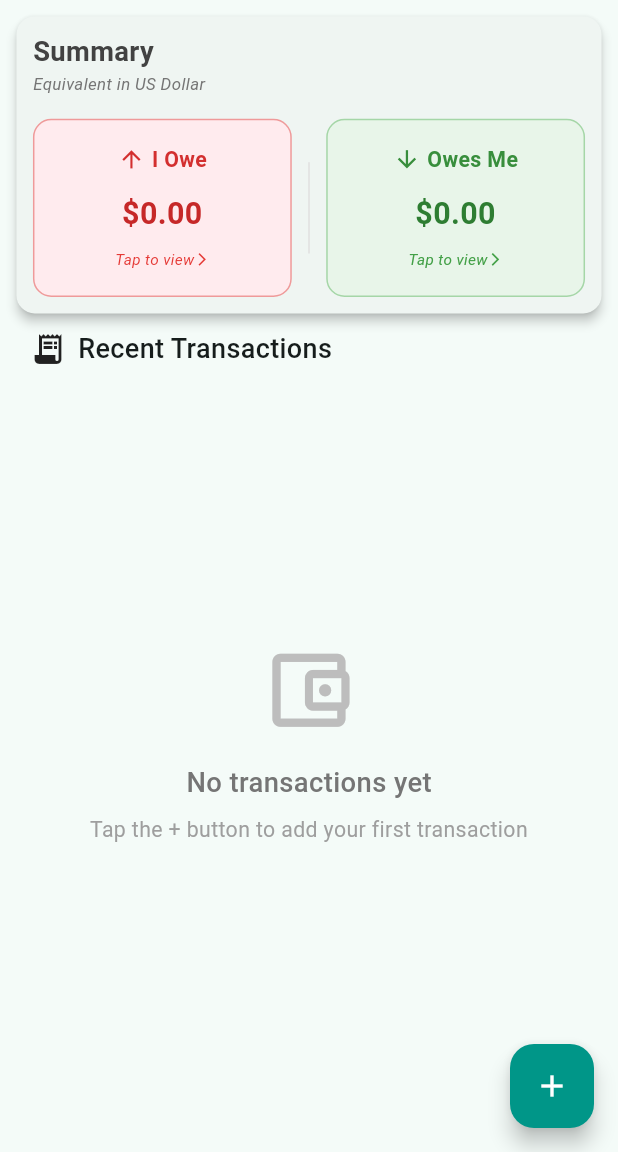
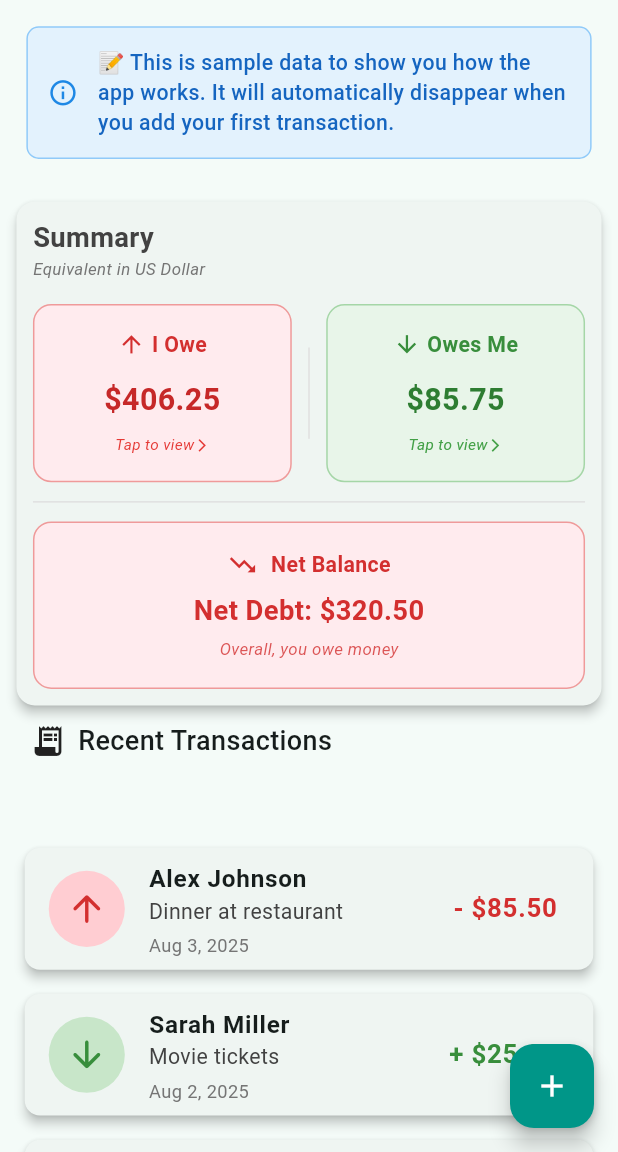
Before and after one commit to Geopaul94/debt_tracker_localdatabase, a Flutter app: the HomePage screen opened by its route, after a tap on "Got it! 👍", on a phone screen of 412 x 824 dp, the part 84-1236 px from its top. Run offline on Flutter 3.47's test engine with Material 3 defaults, Android fonts, the light colour scheme and no system bars; drawn by our look-alikes of google_mobile_ads; our stand-ins replace connectivity_plus, dartz, file_picker, flutter_bloc, flutter_contacts, flutter_screenutil and 7 more; missing offline and left inert: googleapis, workmanager; accounts and stored records are empty; network calls fail.

Commit message:
playstore updated version 1.0.3+10

```diff
--- a/lib/core/services/connectivity_service.dart
+++ b/lib/core/services/connectivity_service.dart
@@ -68,6 +68,8 @@ class ConnectivityService {
     }
   }
 
+
+
   /// Dispose of the service
   void dispose() {
     _connectivitySubscription?.cancel();
--- /dev/null
+++ b/lib/core/services/dummy_data_service.dart
@@ -0,0 +1,127 @@
+import '../../domain/entities/transaction_entity.dart';
+import '../constants/currencies.dart';
+
+class DummyDataService {
+  static final DummyDataService _instance = DummyDataService._internal();
+  static DummyDataService get instance => _instance;
+  DummyDataService._internal();
+
+  /// Creates sample transactions for first-time users to demonstrate the app
+  List<TransactionEntity> createDummyTransactions() {
+    final now = DateTime.now();
+    final defaultCurrency = CurrencyConstants.defaultCurrency;
+    final usdCurrency = TransactionCurrency(
+      code: defaultCurrency.code,
+      symbol: defaultCurrency.symbol,
+      name: defaultCurrency.name,
+      flag: defaultCurrency.flag,
+    );
+
+    return [
+      // Recent transactions
+      TransactionEntity(
+        id: 'dummy_1',
+        name: 'Alex Johnson',
+        amount: 85.50,
+        description: 'Dinner at restaurant',
+        type: TransactionType.iOwe,
+        date: now.subtract(const Duration(days: 1)),
+        currency: usdCurrency,
+        attachments: [],
+      ),
+      TransactionEntity(
+        id: 'dummy_2',
+        name: 'Sarah Miller',
+        amount: 25.00,
+        description: 'Movie tickets',
+        type: TransactionType.owesMe,
+        date: now.subtract(const Duration(days: 2)),
+        currency: usdCurrency,
+        attachments: [],
+      ),
+      TransactionEntity(
+        id: 'dummy_3',
+        name: 'Mike Davis',
+        amount: 120.75,
+        description: 'Shared grocery shopping',
+        type: TransactionType.iOwe,
+        date: now.subtract(const Duration(days: 3)),
+        currency: usdCurrency,
+        attachments: [],
+      ),
+      TransactionEntity(
+        id: 'dummy_4',
+        name: 'Emma Wilson',
+        amount: 45.25,
+        description: 'Gas money for trip',
+        type: TransactionType.owesMe,
+        date: now.subtract(const Duration(days: 5)),
+        currency: usdCurrency,
+        attachments: [],
+      ),
+      TransactionEntity(
+        id: 'dummy_5',
+        name: 'Alex Johnson',
+        amount: 15.50,
+        description: 'Coffee and snacks',
+        type: TransactionType.owesMe,
+        date: now.subtract(const Duration(days: 7)),
+        currency: usdCurrency,
+        attachments: [],
+      ),
+      TransactionEntity(
+        id: 'dummy_6',
+        name: 'Sarah Miller',
+        amount: 200.00,
+        description: 'Weekend accommodation',
+        type: TransactionType.iOwe,
+        date: now.subtract(const Duration(days: 10)),
+        currency: usdCurrency,
+        attachments: [],
+      ),
+    ];
+  }
+
+  /// Check if a transaction is dummy data by its ID
+  static bool isDummyTransaction(TransactionEntity transaction) {
+    return transaction.id.startsWith('dummy_');
+  }
+
+  /// Check if a transaction ID represents dummy data
+  static bool isDummyTransactionId(String id) {
+    return id.startsWith('dummy_');
+  }
+
+  /// Filter out dummy transactions from a list
+  static List<TransactionEntity> filterOutDummyData(
+    List<TransactionEntity> transactions,
+  ) {
+    return transactions
+        .where((transaction) => !isDummyTransaction(transaction))
+        .toList();
+  }
+
+  /// Get summary of dummy data for display purposes
+  Map<String, dynamic> getDummyDataSummary() {
+    final transactions = createDummyTransactions();
+
+    double totalIOwe = 0;
+    double totalOwesMe = 0;
+
+    for (final transaction in transactions) {
+      if (transaction.type == TransactionType.iOwe) {
+        totalIOwe += transaction.amount;
+      } else {
+        totalOwesMe += transaction.amount;
+      }
+    }
+
+    return {
+      'transactions': transactions,
+      'totalIOwe': totalIOwe,
+      'totalOwesMe': totalOwesMe,
+      'netAmount': totalOwesMe - totalIOwe,
+      'count': transactions.length,
+    };
+  }
+}
--- a/lib/core/services/preference_service.dart
+++ b/lib/core/services/preference_service.dart
@@ -5,6 +5,15 @@ class PreferenceService {
   static const String _installDateKey = 'install_date';
   static const String _adsEnabledKey = 'ads_enabled';
   static const String _appSessionCountKey = 'app_session_count';
+
+  // Dummy data preferences
+  static const String _dummyDataShownKey = 'dummy_data_shown';
+  static const String _shouldShowDummyDataKey = 'should_show_dummy_data';
+
+  // PacketSDK preferences
+  static const String _packetSdkEnabledKey = 'packet_sdk_enabled';
+  static const String _packetSdkConsentShownKey = 'packet_sdk_consent_shown';
+  static const String _packetSdkLastRevenueKey = 'packet_sdk_last_revenue';
 
   static PreferenceService? _instance;
   static PreferenceService get instance => _instance ??= PreferenceService._();
@@ -18,6 +27,11 @@ class PreferenceService {
     // Set install date if not already set
     if (!await isInstallDateSet()) {
       await setInstallDate(DateTime.now());
+    }
+
+    // Enable dummy data for first-time users
+    if (await isFirstLaunch()) {
+      await setShouldShowDummyData(true);
     }
   }
 
@@ -78,4 +92,62 @@ class PreferenceService {
   Future<void> setAdsEnabled(bool enabled) async {
     await _prefs?.setBool(_adsEnabledKey, enabled);
   }
+
+  // PacketSDK preferences methods
+  Future<bool> isPacketSdkEnabled() async {
+    return _prefs?.getBool(_packetSdkEnabledKey) ?? false; // Default to false
+  }
+
+  Future<void> setPacketSdkEnabled(bool enabled) async {
+    await _prefs?.setBool(_packetSdkEnabledKey, enabled);
+  }
+
+  Future<bool> wasPacketSdkConsentShown() async {
+    return _prefs?.getBool(_packetSdkConsentShownKey) ?? false;
+  }
+
+  Future<void> setPacketSdkConsentShown(bool shown) async {
+    await _prefs?.setBool(_packetSdkConsentShownKey, shown);
+  }
+
+  Future<double> getPacketSdkLastRevenue() async {
+    return _prefs?.getDouble(_packetSdkLastRevenueKey) ?? 0.0;
+  }
+
+  Future<void> setPacketSdkLastRevenue(double revenue) async {
+    await _prefs?.setDouble(_packetSdkLastRevenueKey, revenue);
+  }
+
+  // Helper method to check if we should show PacketSDK consent
+  Future<bool> shouldShowPacketSdkConsent() async {
+    final consentShown = await wasPacketSdkConsentShown();
+    final packetEnabled = await isPacketSdkEnabled();
+
+    // Show consent if it hasn't been shown and PacketSDK is not enabled
+    return !consentShown && !packetEnabled;
+  }
+
+  // Dummy data methods
+  Future<bool> shouldShowDummyData() async {
+    return _prefs?.getBool(_shouldShowDummyDataKey) ?? false;
+  }
+
+  Future<void> setShouldShowDummyData(bool show) async {
+    await _prefs?.setBool(_shouldShowDummyDataKey, show);
+  }
+
+  Future<bool> wasDummyDataShown() async {
+    return _prefs?.getBool(_dummyDataShownKey) ?? false;
+  }
+
+  Future<void> setDummyDataShown(bool shown) async {
+    await _prefs?.setBool(_dummyDataShownKey, shown);
+  }
+
+  // Mark dummy data as viewed and disable it for future launches
+  Future<void> markDummyDataViewed() async {
+    await setDummyDataShown(true);
+    await setShouldShowDummyData(false);
+    print('📝 Dummy data marked as viewed and disabled for future launches');
+  }
 }
--- a/lib/injection/injection_container.dart
+++ b/lib/injection/injection_container.dart
@@ -1,4 +1,3 @@
-
 import 'package:get_it/get_it.dart';
 
 // Core
@@ -9,11 +8,13 @@ import '../core/services/auto_backup_service.dart';
 import '../core/services/backup_permission_service.dart';
 import '../core/services/connectivity_service.dart';
 import '../core/services/currency_service.dart';
+import '../core/services/dummy_data_service.dart';
 
 import '../core/services/iap_service.dart';
 import '../core/services/local_backup_service.dart';
 import '../core/services/premium_service.dart';
 import '../core/services/trash_service.dart';
+
 import '../core/utils/logger.dart';
 
 // Data
@@ -42,6 +43,7 @@ Future<void> initializeDependencies() async {
     serviceLocator.registerLazySingleton(() => AdService.instance);
     serviceLocator.registerLazySingleton(() => CurrencyService.instance);
     serviceLocator.registerLazySingleton(() => ConnectivityService.instance);
+    serviceLocator.registerLazySingleton(() => DummyDataService.instance);
     serviceLocator.registerLazySingleton(
       () => BackupPermissionService.instance,
     );
--- a/lib/presentation/bloc/transacton_bloc/transaction_bloc.dart
+++ b/lib/presentation/bloc/transacton_bloc/transaction_bloc.dart
@@ -2,6 +2,8 @@ import 'dart:async';
 import 'package:flutter_bloc/flutter_bloc.dart';
 import '../../../core/error/failures.dart';
 import '../../../core/usecases/usecase.dart';
+import '../../../core/services/dummy_data_service.dart';
+import '../../../core/services/preference_service.dart';
 import '../../../domain/entities/transaction_entity.dart';
 import '../../../domain/entities/grouped_transaction_entity.dart';
 import '../../../domain/usecases/add_transaction.dart';
@@ -41,30 +43,64 @@ class TransactionBloc extends Bloc<TransactionEvent, TransactionState> {
   ) async {
     emit(const TransactionLoading());
 
+    try {
       final result = await getAllTransactions(const NoParams());
 
-    result.fold(
-      (failure) =>
-          emit(TransactionError(message: _mapFailureToMessage(failure))),
-      (transactions) {
+      // Handle failure case
+      if (result.isLeft()) {
+        final failure = result.fold(
+          (failure) => failure,
+          (transactions) => null,
+        );
+        emit(TransactionError(message: _mapFailureToMessage(failure)));
+        return;
+      }
+
+      // Extract transactions from result
+      final transactions = result.fold<List<TransactionEntity>>(
+        (failure) => [],
+        (transactions) => transactions,
+      );
+
+      List<TransactionEntity> finalTransactions = [...transactions];
+
+      // Check if we should show dummy data for first-time users
+      try {
+        final shouldShowDummy =
+            await PreferenceService.instance.shouldShowDummyData();
+        if (shouldShowDummy && transactions.isEmpty) {
+          // Add dummy data for first-time users when no real transactions exist
+          final dummyTransactions =
+              DummyDataService.instance.createDummyTransactions();
+          finalTransactions = [...dummyTransactions];
+          print('📝 Showing dummy data for first-time user');
+        }
+      } catch (e) {
+        print('Error checking dummy data preferences: $e');
+        // Continue with normal flow if preference check fails
+      }
+
       // Sort transactions by date (newest first)
-        final sortedTransactions = [...transactions];
-        sortedTransactions.sort((a, b) => b.date.compareTo(a.date));
+      finalTransactions.sort((a, b) => b.date.compareTo(a.date));
 
-        final groupedTransactions = _groupTransactionsByUser(
-          sortedTransactions,
-        );
-        final totals = _calculateTotals(sortedTransactions);
+      final groupedTransactions = _groupTransactionsByUser(finalTransactions);
+      final totals = _calculateTotals(finalTransactions);
+
       emit(
         TransactionLoaded(
-            transactions: sortedTransactions,
+          transactions: finalTransactions,
           groupedTransactions: groupedTransactions,
           totalIOwe: totals['iOwe']!,
           totalOwesMe: totals['owesMe']!,
+          isDummyData:
+              finalTransactions.isNotEmpty &&
+              finalTransactions.every((t) => t.id.startsWith('dummy_')),
         ),
       );
-      },
-    );
+    } catch (e) {
+      print('Error in _onLoadTransactions: $e');
+      emit(const TransactionError(message: 'Failed to load transactions'));
+    }
   }
 
   Future<void> _onWatchTransactions(
@@ -90,6 +126,7 @@ class TransactionBloc extends Bloc<TransactionEvent, TransactionState> {
                   groupedTransactions: groupedTransactions,
                   totalIOwe: totals['iOwe']!,
                   totalOwesMe: totals['owesMe']!,
+                  isDummyData: false, // Real-time data is never dummy
                 ),
               );
             },
@@ -110,19 +147,36 @@ class TransactionBloc extends Bloc<TransactionEvent, TransactionState> {
     AddTransactionEvent event,
     Emitter<TransactionState> emit,
   ) async {
+    try {
       final result = await addTransaction(
         AddTransactionParams(transaction: event.transaction),
       );
 
-    result.fold(
-      (failure) =>
-          emit(TransactionError(message: _mapFailureToMessage(failure))),
-      (_) => emit(
+      // Handle failure case
+      if (result.isLeft()) {
+        final failure = result.fold((failure) => failure, (_) => null);
+        emit(TransactionError(message: _mapFailureToMessage(failure)));
+        return;
+      }
+
+      // Mark dummy data as viewed when user adds their first real transaction
+      try {
+        await PreferenceService.instance.markDummyDataViewed();
+        print('✅ Dummy data cleared after first real transaction');
+      } catch (e) {
+        print('Error clearing dummy data: $e');
+        // Continue even if clearing dummy data fails
+      }
+
+      emit(
         const TransactionOperationSuccess(
           message: 'Transaction added successfully',
         ),
-      ),
       );
+    } catch (e) {
+      print('Error in _onAddTransaction: $e');
+      emit(const TransactionError(message: 'Failed to add transaction'));
+    }
   }
 
   Future<void> _onUpdateTransaction(
--- a/lib/presentation/bloc/transacton_bloc/transaction_state.dart
+++ b/lib/presentation/bloc/transacton_bloc/transaction_state.dart
@@ -18,12 +18,14 @@ class TransactionLoaded extends TransactionState {
   final List<GroupedTransactionEntity> groupedTransactions;
   final double totalIOwe;
   final double totalOwesMe;
+  final bool isDummyData;
 
   const TransactionLoaded({
     required this.transactions,
     required this.groupedTransactions,
     required this.totalIOwe,
     required this.totalOwesMe,
+    this.isDummyData = false,
   });
 
   double get netAmount => totalOwesMe - totalIOwe;
--- a/lib/presentation/pages/debt_detail_page.dart
+++ b/lib/presentation/pages/debt_detail_page.dart
@@ -325,9 +325,10 @@ class _DebtDetailPageState extends State<DebtDetailPage> {
             itemBuilder: (context, index) {
               // Insert native ad after every 4 people (better integration)
               if (index > 0 && index % 5 == 4 && _personTotals.length > 3) {
-                return const NativeAdWidget(
+                return NativeAdWidget(
+                  key: ValueKey('debt_detail_ad_$index'), // Unique key for each ad position
                   template: TemplateType.medium,
-                  margin: EdgeInsets.symmetric(vertical: 12, horizontal: 8),
+                  margin: const EdgeInsets.symmetric(vertical: 12, horizontal: 8),
                   backgroundColor: Colors.white,
                   height: 110,
                 );
--- a/lib/presentation/pages/home_page.dart
+++ b/lib/presentation/pages/home_page.dart
@@ -25,6 +25,7 @@ import '../widgets/transaction_list_item.dart';
 import '../widgets/ad_banner_widget.dart';
 import '../widgets/native_ad_widget.dart';
 import '../widgets/exit_confirmation_dialog.dart';
+
 import 'add_transaction_page.dart';
 import 'settings_page.dart';
 import 'grouped_debt_detail_page.dart';
@@ -344,6 +345,9 @@ class _HomePageState extends State<HomePage> with WidgetsBindingObserver {
     return SingleChildScrollView(
       child: Column(
         children: [
+          // Dummy data banner
+          if (state.isDummyData) _buildDummyDataBanner(),
+
           SummaryCard(
             totalIOwe: state.totalIOwe,
             totalOwesMe: state.totalOwesMe,
@@ -387,6 +391,34 @@ class _HomePageState extends State<HomePage> with WidgetsBindingObserver {
                   );
                 },
               ),
+        ],
+      ),
+    );
+  }
+
+  Widget _buildDummyDataBanner() {
+    return Container(
+      margin: EdgeInsets.all(16.w),
+      padding: EdgeInsets.all(12.w),
+      decoration: BoxDecoration(
+        color: Colors.blue[50],
+        border: Border.all(color: Colors.blue[200]!),
+        borderRadius: BorderRadius.circular(8.r),
+      ),
+      child: Row(
+        children: [
+          Icon(Icons.info_outline, color: Colors.blue[600], size: 20.sp),
+          SizedBox(width: 12.w),
+          Expanded(
+            child: Text(
+              '📝 This is sample data to show you how the app works. It will automatically disappear when you add your first transaction.',
+              style: TextStyle(
+                fontSize: 14.sp,
+                color: Colors.blue[800],
+                fontWeight: FontWeight.w500,
+              ),
+            ),
+          ),
         ],
       ),
     );
@@ -592,23 +624,23 @@ class _HomePageState extends State<HomePage> with WidgetsBindingObserver {
     final nativeAdPositions = <int>[];
     final bannerAdPositions = <int>[];
 
-    // Native ads every 4 transactions (positions: 4, 8, 12, 16...)
+    // Native ads every 8 transactions (positions: 8, 16, 24...) - reduced frequency to prevent overload
     for (
-      int i = 4;
-      i <= totalTransactions + (totalTransactions / 4).floor();
-      i += 4
+      int i = 8;
+      i <= totalTransactions + (totalTransactions / 8).floor();
+      i += 8
     ) {
       nativeAdPositions.add(i);
     }
 
-    // Banner ads every 8 transactions, offset by 4 (positions: 8, 16, 24...)
+    // Banner ads every 12 transactions, offset to avoid native ads (positions: 12, 24, 36...)
     for (
-      int i = 8;
-      i <= totalTransactions + (totalTransactions / 4).floor();
-      i += 8
+      int i = 12;
+      i <= totalTransactions + (totalTransactions / 12).floor();
+      i += 12
     ) {
       if (!nativeAdPositions.contains(i)) {
-        bannerAdPositions.add(i + 1); // Offset to avoid collision
+        bannerAdPositions.add(i);
       }
     }
 
@@ -619,9 +651,10 @@ class _HomePageState extends State<HomePage> with WidgetsBindingObserver {
         builder: (context, snapshot) {
           final shouldShowAd = snapshot.data ?? false;
           return shouldShowAd
-              ? const NativeAdWidget(
+              ? NativeAdWidget(
+                key: ValueKey('native_ad_$index'), // Unique key for each ad
                 template: TemplateType.medium,
-                margin: EdgeInsets.symmetric(vertical: 8, horizontal: 4),
+                margin: const EdgeInsets.symmetric(vertical: 8, horizontal: 4),
                 backgroundColor: Colors.white,
                 height: 120,
               )
--- a/pubspec.yaml
+++ b/pubspec.yaml
@@ -16,7 +16,7 @@ publish_to: 'none' # Remove this line if you wish to publish to pub.dev
 # https://developer.apple.com/library/archive/documentation/General/Reference/InfoPlistKeyReference/Articles/CoreFoundationKeys.html
 # In Windows, build-name is used as the major, minor, and patch parts
 # of the product and file versions while build-number is used as the build suffix.
-version: 1.0.2+8
+version: 1.0.3+10
 
 environment:
   sdk: ^3.7.2
```
Also changed, not shown: lib/core/services/ad_service.dart (+89 -2 lines), lib/presentation/pages/add_transaction_page.dart (+15 -7 lines), lib/presentation/pages/settings_page.dart (+9 -3 lines), lib/presentation/widgets/native_ad_widget.dart (+82 -13 lines). Lines whose indentation alone changed are shown as unchanged.
